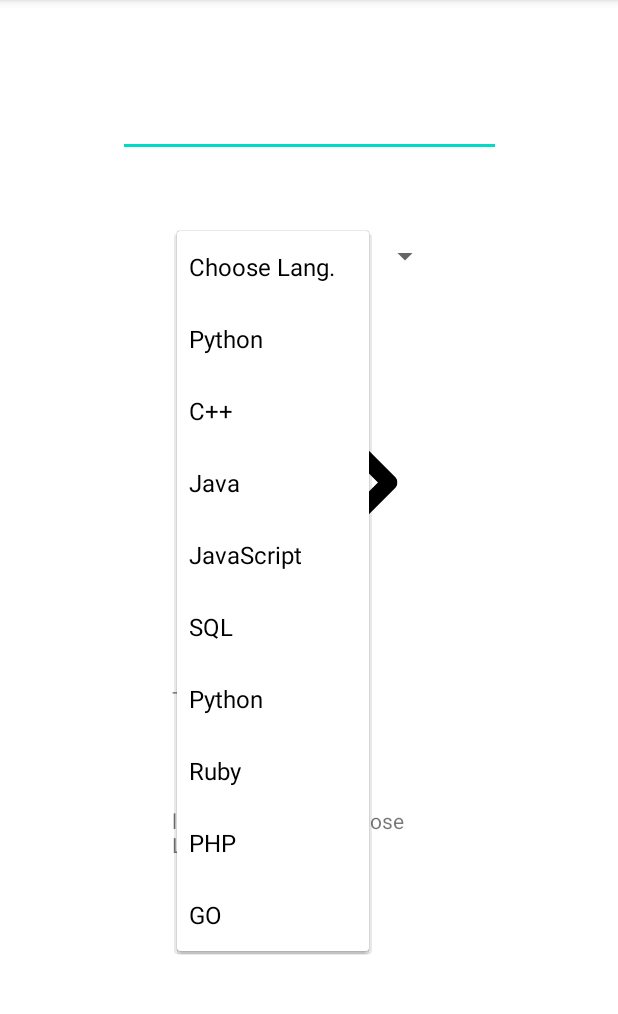
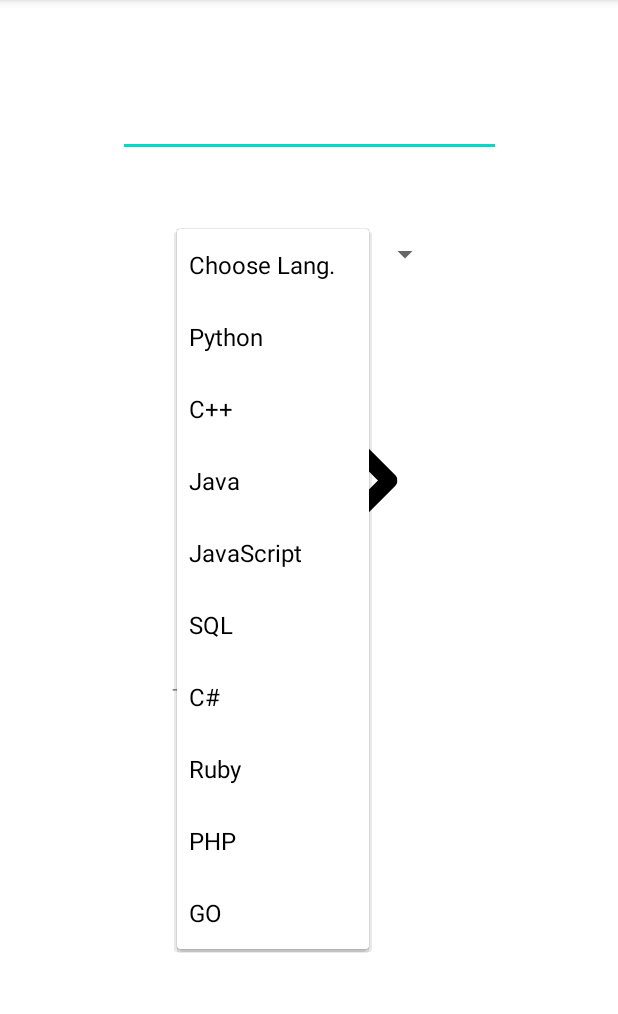
Before and after one commit to MahmoudBasma/programming-valentine, an Android app: the screen it shows after launch (MainActivity), after a tap on "Choose Lang.", on a phone screen of 412 x 824 dp, the part 84-1098 px from its top. Run offline under Robolectric (Android 15) with nearby library versions, the phone set to English and light mode, and no system bars.

Commit message:
more fixes

```diff
--- a/app/src/main/java/com/example/programmingvalentine/MainActivity.java
+++ b/app/src/main/java/com/example/programmingvalentine/MainActivity.java
@@ -84,7 +84,7 @@ public class MainActivity extends AppCompatActivity implements AdapterView.OnIte
         String lang;
         res = findViewById(R.id.results);
 
-        for(int i = 0; i < 9; i++){
+        for(int i = 1; i < 9; i++){
             lang = parent.getItemAtPosition(i).toString();
             if(checked[i] && percentages[i]!= 0) text.append("love result of \t\t"+ lang + "\t\t is: " + percentages[i] + "\n");
         }
--- a/app/src/main/res/layout/activity_main.xml
+++ b/app/src/main/res/layout/activity_main.xml
@@ -49,8 +49,8 @@
 
     <TextView
         android:id="@+id/results"
-        android:layout_width="183dp"
-        android:layout_height="182dp"
+        android:layout_width="287dp"
+        android:layout_height="185dp"
         android:text="TextView"
         app:layout_constraintBottom_toBottomOf="parent"
         app:layout_constraintEnd_toEndOf="parent"
--- a/app/src/main/res/values/strings.xml
+++ b/app/src/main/res/values/strings.xml
@@ -7,7 +7,7 @@
         <item>Java</item>
         <item>JavaScript</item>
         <item>SQL</item>
-        <item>Python</item>
+        <item>C#</item>
         <item>Ruby</item>
         <item>PHP</item>
         <item>GO</item>
```
